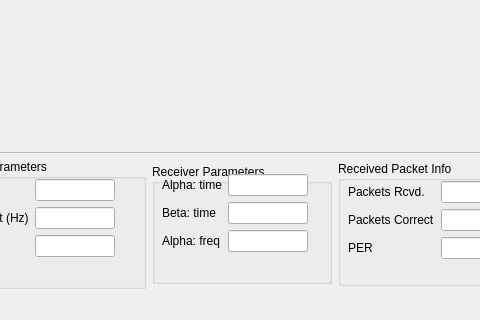
First picture: the form in gnuradio-examples/python/digital/qt_digital_window2.ui, repository ZakyHermawan/gnuradio, before the edit; both pictures show x 354 to 834 and y 434 to 754 of the 1019 by 754 pixel window.
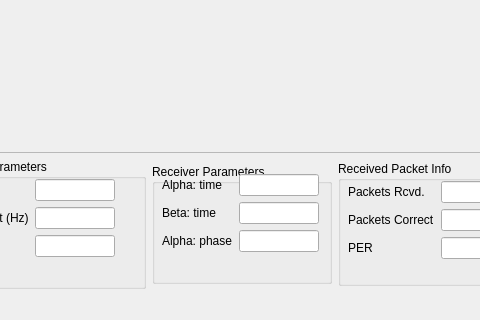
Second picture: the form after the edit.

Commit message: Adding FLL to QT loopback example.

```diff
--- a/gnuradio-examples/python/digital/qt_digital_window2.ui
+++ b/gnuradio-examples/python/digital/qt_digital_window2.ui
@@ -505,7 +505,7 @@
         <item row="2" column="0" >
          <widget class="QLabel" name="alphaFreqLabel" >
           <property name="text" >
-           <string>Alpha: freq</string>
+           <string>Alpha: phase</string>
           </property>
          </widget>
         </item>
```
Left out of the diff: 301 changed lines with no effect on the pictures. Lines whose indentation alone changed are shown as unchanged. The commit also changes 2 other files.
